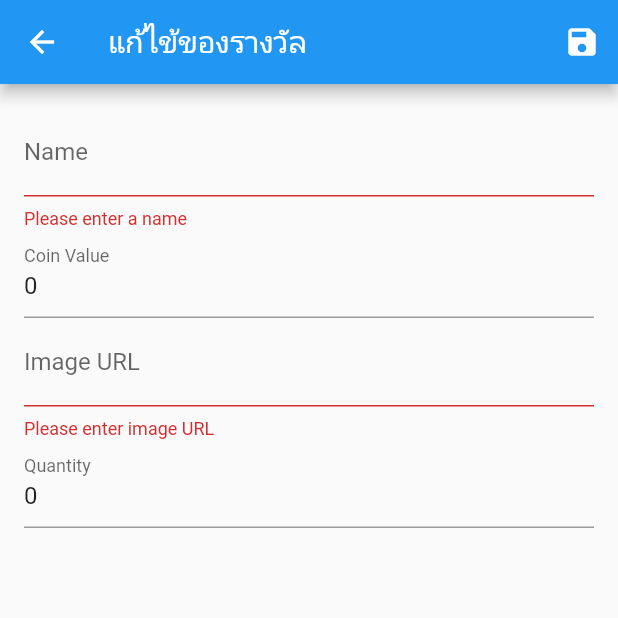
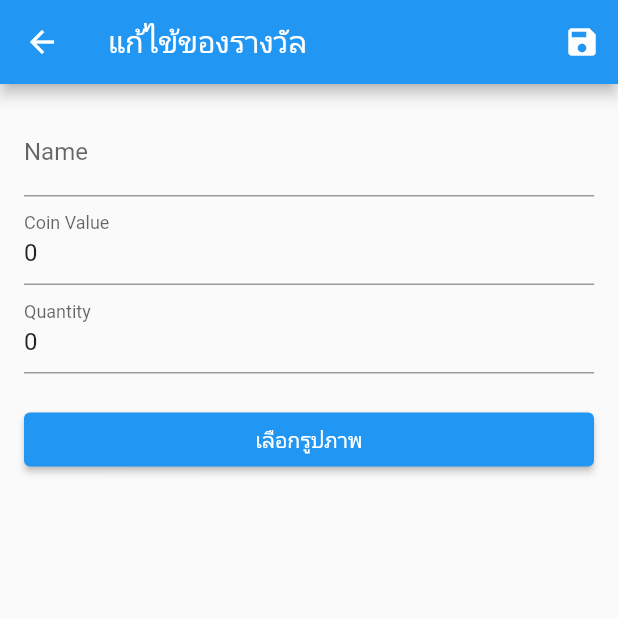
Before and after one commit to sirichai201/blockchainappchackinTestpoject, a Flutter app: the EditRewardPage screen opened directly with empty values, after a tap on the "save" icon, on a phone screen of 412 x 824 dp, the top half of it. Run offline on Flutter 3.47's test engine with Material 2 defaults, Android fonts, the phone set to English and light mode, and no system bars; our stand-ins replace cloud_firestore, firebase_auth, firebase_core, firebase_storage, image_picker, location; accounts and stored records are empty; network calls fail; project files that could hold a hidden picture were left out.

Commit message:
ยังติดerror ตรงแก้ไขข้อมูลรางวัลอยู่

```diff
--- a/lib/screen_addmin/EditRewardPage.dart
+++ b/lib/screen_addmin/EditRewardPage.dart
@@ -1,5 +1,12 @@
+// ignore_for_file: use_build_context_synchronously
+
+import 'dart:convert';
+import 'dart:io';
+
 import 'package:flutter/material.dart';
 import 'package:cloud_firestore/cloud_firestore.dart';
+import 'package:image_picker/image_picker.dart';
+import 'package:http/http.dart' as http;
 
 class EditRewardPage extends StatefulWidget {
   final Map<String, dynamic> reward;
@@ -13,20 +20,29 @@ class EditRewardPage extends StatefulWidget {
 class _EditRewardPageState extends State<EditRewardPage> {
   final _formKey = GlobalKey<FormState>();
   final FirebaseFirestore _firestore = FirebaseFirestore.instance;
-
+  final String apiUrl =
+      "http://10.0.2.2:3000"; // เปลี่ยนเป็น IP และพอร์ตของเซิร์ฟเวอร์ของท่าน
   late TextEditingController _nameController;
   late TextEditingController _coinController;
   late TextEditingController _imageUrlController;
   late TextEditingController _quantityController;
+  final ImagePicker _picker = ImagePicker();
+  File? _imageFile;
+  BigInt toWei(double etherValue) {
+    return BigInt.from(etherValue * 1e18);
+  }
 
   @override
   void initState() {
     super.initState();
 
     _nameController = TextEditingController(text: widget.reward['name'] ?? '');
-    _coinController = TextEditingController(text: widget.reward['coin']?.toString() ?? '');
-    _imageUrlController = TextEditingController(text: widget.reward['imageUrl'] ?? '');
-    _quantityController = TextEditingController(text: widget.reward['quantity']?.toString() ?? '');
+    _coinController =
+        TextEditingController(text: widget.reward['coin']?.toString() ?? '');
+    _imageUrlController =
+        TextEditingController(text: widget.reward['imageUrl'] ?? '');
+    _quantityController = TextEditingController(
+        text: widget.reward['quantity']?.toString() ?? '');
   }
 
   @override
@@ -39,13 +55,100 @@ class _EditRewardPageState extends State<EditRewardPage> {
     super.dispose();
   }
 
+  Future<void> pickImage() async {
+    final pickedFile = await _picker.pickImage(source: ImageSource.gallery);
+    if (pickedFile != null) {
+      setState(() {
+        _imageFile = File(pickedFile.path);
+      });
+    }
+  }
+
+  Future<void> _sendUpdateRequest() async {
+    final response = await http.post(
+      Uri.parse("$apiUrl/updateReward"),
+      headers: {"Content-Type": "application/json"},
+      body: json.encode({
+        'rewardIndex': widget.reward['id'],
+        'newName': _nameController.text,
+        'newCoinCost': toWei(double.parse(_coinController.text)).toString(),
+        'newQuantity': int.parse(_quantityController.text),
+      }),
+    );
+
+    // ย่อยแสดงผลเฉพาะตอนนี้สำหรับการ debug
+    print(response.body);
+
+    if (response.statusCode == 200) {
+      final responseBody = json.decode(response.body);
+      if (responseBody['status'] == 'success') {
+        // แจ้งเตือนเมื่อสำเร็จ
+        showDialog(
+          context: context,
+          builder: (BuildContext context) {
+            return AlertDialog(
+              title: Text('Success'),
+              content: Text(responseBody['message'] ?? 'Update successful.'),
+              actions: <Widget>[
+                ElevatedButton(
+                  child: Text('OK'),
+                  onPressed: () {
+                    Navigator.of(context).pop();
+                  },
+                ),
+              ],
+            );
+          },
+        );
+      } else {
+        // แจ้งเตือนเมื่อเกิดปัญหา
+        showDialog(
+          context: context,
+          builder: (BuildContext context) {
+            return AlertDialog(
+              title: Text('Error'),
+              content:
+                  Text(responseBody['message'] ?? 'Failed to update reward.'),
+              actions: <Widget>[
+                ElevatedButton(
+                  child: Text('OK'),
+                  onPressed: () {
+                    Navigator.of(context).pop();
+                  },
+                ),
+              ],
+            );
+          },
+        );
+      }
+    } else {
+      // แจ้งเตือนเมื่อการเชื่อมต่อกับเซิร์ฟเวอร์มีปัญหา
+      showDialog(
+        context: context,
+        builder: (BuildContext context) {
+          return AlertDialog(
+            title: Text('Error'),
+            content: Text('Failed to connect to server.'),
+            actions: <Widget>[
+              ElevatedButton(
+                child: Text('OK'),
+                onPressed: () {
+                  Navigator.of(context).pop();
+                },
+              ),
+            ],
+          );
+        },
+      );
+    }
+  }
+
   _updateReward() async {
     if (_formKey.currentState!.validate()) {
       // Check if ID is present
       if (widget.reward['id'] == null) {
         ScaffoldMessenger.of(context).showSnackBar(
-          SnackBar(content: Text('Error: Document ID is missing!'))
-        );
+            SnackBar(content: Text('Error: Document ID is missing!')));
         return;
       }
 
@@ -60,10 +163,14 @@ class _EditRewardPageState extends State<EditRewardPage> {
         Navigator.of(context).pop();
       } catch (error) {
         ScaffoldMessenger.of(context).showSnackBar(
-          SnackBar(content: Text('Error updating reward: $error'))
-        );
+            SnackBar(content: Text('Error updating reward: $error')));
       }
     }
+  }
+
+  Future<void> sendUpdateRequestAndupdateReward_ToServer() async {
+    await _sendUpdateRequest();
+    await _updateReward();
   }
 
   @override
@@ -74,36 +181,42 @@ class _EditRewardPageState extends State<EditRewardPage> {
         actions: [
           IconButton(
             icon: Icon(Icons.save),
-            onPressed: _updateReward,
+            onPressed: sendUpdateRequestAndupdateReward_ToServer,
           ),
         ],
       ),
       body: Form(
         key: _formKey,
         child: ListView(
-          padding: EdgeInsets.all(16),
+          padding: EdgeInsets.all(16.0),
           children: [
             TextFormField(
               controller: _nameController,
               decoration: InputDecoration(labelText: 'Name'),
-              validator: (value) => value!.isEmpty ? 'Please enter a name' : null,
+              validator: (value) =>
+                  value!.isEmpty ? 'Please enter a name' : null,
             ),
             TextFormField(
               controller: _coinController,
               decoration: InputDecoration(labelText: 'Coin Value'),
               keyboardType: TextInputType.number,
-              validator: (value) => value!.isEmpty ? 'Please enter coin value' : null,
-            ),
-            TextFormField(
-              controller: _imageUrlController,
-              decoration: InputDecoration(labelText: 'Image URL'),
-              validator: (value) => value!.isEmpty ? 'Please enter image URL' : null,
+              validator: (value) =>
+                  value!.isEmpty ? 'Please enter coin value' : null,
             ),
             TextFormField(
               controller: _quantityController,
               decoration: InputDecoration(labelText: 'Quantity'),
               keyboardType: TextInputType.number,
-              validator: (value) => value!.isEmpty ? 'Please enter quantity' : null,
+              validator: (value) =>
+                  value!.isEmpty ? 'Please enter quantity' : null,
+            ),
+            SizedBox(
+              height: 20,
+            ),
+            if (_imageFile != null) Image.file(_imageFile!),
+            ElevatedButton(
+              onPressed: pickImage,
+              child: Text('เลือกรูปภาพ'),
             ),
           ],
         ),
```
Also changed, not shown: 2 other files.
